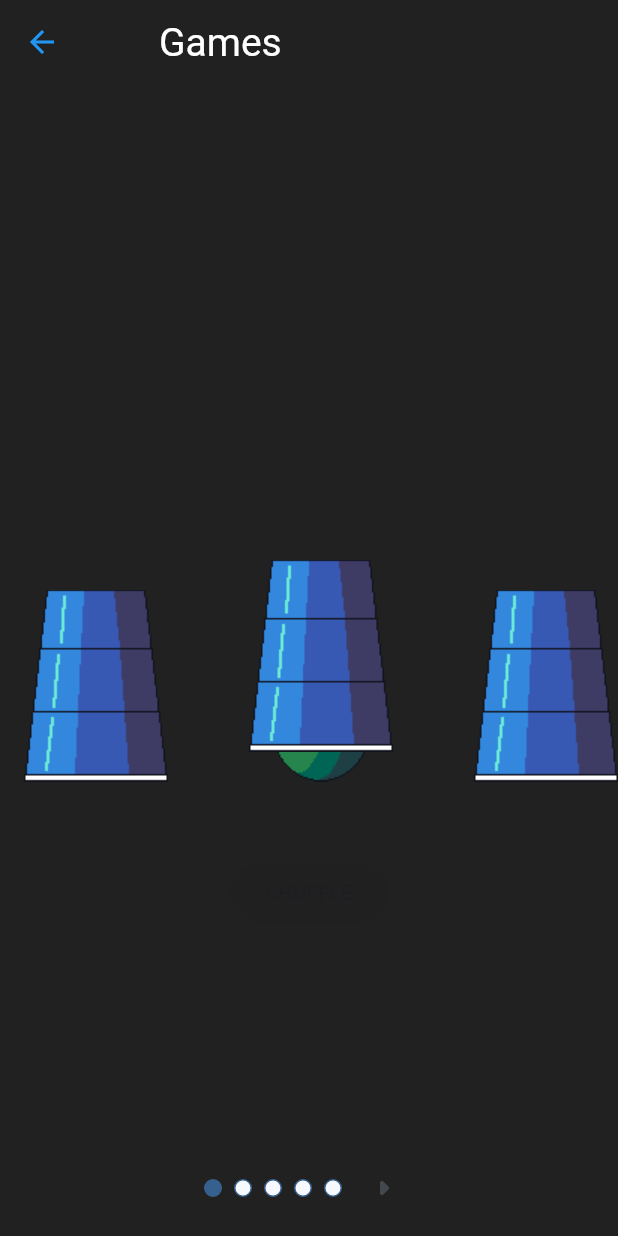
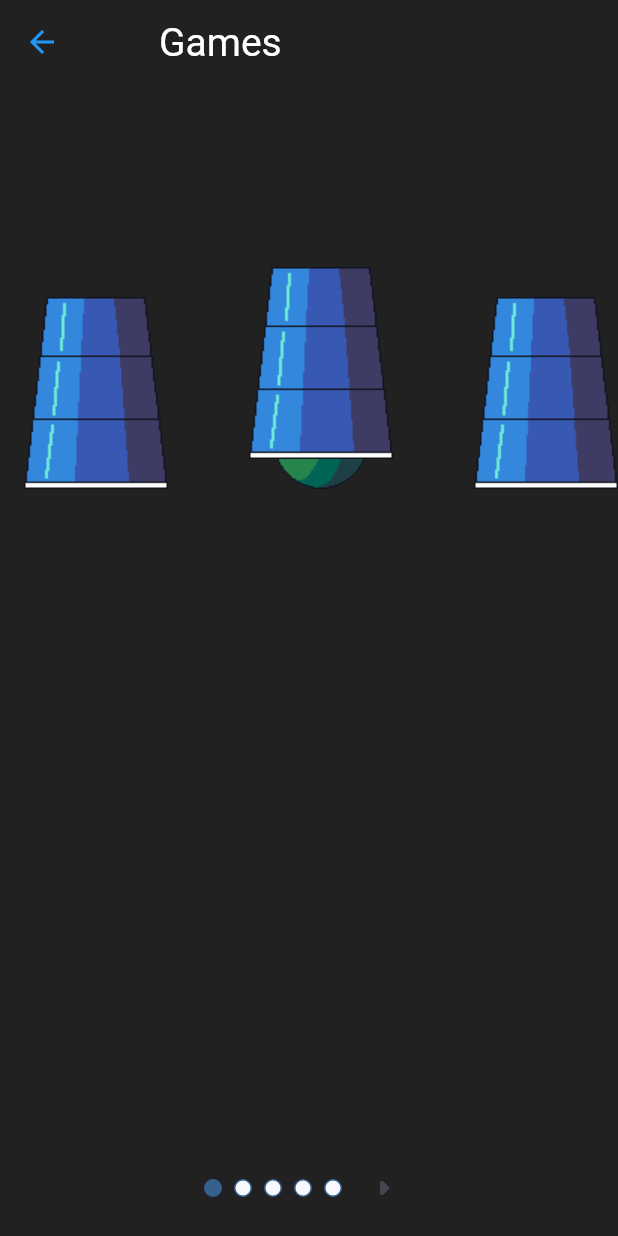
Before and after one commit to Kheemwel/aa-tv-app, a Flutter app: the GamesPage screen opened directly, after a tap on "SHUFFLE", on a phone screen of 412 x 824 dp. Run offline on Flutter 3.47's test engine with Material 3 defaults, Android fonts, the phone set to English and light mode, and no system bars; our stand-ins replace carousel_slider, chewie, flip_card, flutter_fortune_wheel, sqflite, video_player; accounts and stored records are empty; network calls fail.

Commit message:
feat(ui): minor adjustments to the ui of the games

```diff
--- a/lib/games/color_game/color_game.dart
+++ b/lib/games/color_game/color_game.dart
@@ -36,8 +36,8 @@ class _ColorGameState extends State<ColorGame> {
               height: 100,
               alignment: Alignment.center,
               child: Text(colors[selectedIndex] == colorCube.selectedColor
-                  ? 'Win'
-                  : 'Loose'),
+                  ? 'You Win'
+                  : 'You Lose'),
             ),
           ),
         );
@@ -48,11 +48,18 @@ class _ColorGameState extends State<ColorGame> {
   @override
   Widget build(BuildContext context) {
     return Column(
-      mainAxisAlignment: MainAxisAlignment.spaceEvenly,
+      mainAxisAlignment: MainAxisAlignment.start,
       crossAxisAlignment: CrossAxisAlignment.center,
       children: [
+        const SizedBox(
+          height: 25,
+        ),
         colorCube,
-        SizedBox(
+        const SizedBox(
+          height: 25,
+        ),
+        Expanded(
+          child: SizedBox(
               height: 340,
             width: 500,
             child: GridView.count(
@@ -64,10 +71,17 @@ class _ColorGameState extends State<ColorGame> {
                   colors.length, (index) => _colorSelector(colors[index], index)),
             ),
           ),
+        ),
+        const SizedBox(
+          height: 25,
+        ),
         Visibility(
             visible: selectedIndex >= 0,
             child: ElevatedButton(
                 onPressed: () => colorCube.start(), child: const Text('ROLL'))),
+        const SizedBox(
+          height: 25,
+        ),
       ],
     );
   }
--- a/lib/games/memory_card_game/memory_card_game.dart
+++ b/lib/games/memory_card_game/memory_card_game.dart
@@ -44,7 +44,7 @@ class _MemoryCardGameState extends State<MemoryCardGame> {
       children: [
         Row(
           crossAxisAlignment: CrossAxisAlignment.center,
-          mainAxisAlignment: MainAxisAlignment.spaceEvenly,
+          mainAxisAlignment: MainAxisAlignment.center,
           children: [
             Column(
               children: [
@@ -52,6 +52,7 @@ class _MemoryCardGameState extends State<MemoryCardGame> {
                 Text('$time'),
               ],
             ),
+            const SizedBox(width: 100,),
             Column(
               children: [
                 const Text('Items Matched:'),
@@ -61,13 +62,17 @@ class _MemoryCardGameState extends State<MemoryCardGame> {
           ],
         ),
         const SizedBox(
-          height: 50,
+          height: 25,
         ),
-        SizedBox(
+        Expanded(
+          child: SizedBox(
             height: 350,
             child: GridView.builder(
               gridDelegate: const SliverGridDelegateWithFixedCrossAxisCount(
-                crossAxisCount: 8, mainAxisExtent: 96, crossAxisSpacing: 20, mainAxisSpacing: 20),
+                  crossAxisCount: 8,
+                  mainAxisExtent: 96,
+                  crossAxisSpacing: 20,
+                  mainAxisSpacing: 20),
               itemCount: cards.length,
               itemBuilder: (context, index) => GestureDetector(
                   onTap: () => selectedCards.length == 2 ||
@@ -78,8 +83,9 @@ class _MemoryCardGameState extends State<MemoryCardGame> {
                   child: cards[index]),
             ),
           ),
+        ),
         const SizedBox(
-          height: 50,
+          height: 25,
         ),
         ElevatedButton(
             onPressed: () async {
@@ -99,7 +105,10 @@ class _MemoryCardGameState extends State<MemoryCardGame> {
                 ),
               );
             },
-            child: const Text('RESTART'))
+            child: const Text('RESTART')),
+        const SizedBox(
+          height: 25,
+        ),
       ],
     );
   }
--- a/lib/games/number_padlock/number_padlock.dart
+++ b/lib/games/number_padlock/number_padlock.dart
@@ -21,14 +21,21 @@ class _NumberPadlockState extends State<NumberPadlock> {
   @override
   Widget build(BuildContext context) {
     return Column(
-      mainAxisAlignment: MainAxisAlignment.center,
+      mainAxisAlignment: MainAxisAlignment.start,
+      crossAxisAlignment: CrossAxisAlignment.center,
       children: [
+        const SizedBox(
+          height: 10,
+        ),
         Text(
           'Password: $input',
           style: const TextStyle(fontSize: 24),
         ),
-        const SizedBox(height: 10,),
+        const SizedBox(
+          height: 10,
+        ),
         Row(
+          crossAxisAlignment: CrossAxisAlignment.center,
           mainAxisAlignment: MainAxisAlignment.center,
           children: [
             _buildLocks(0),
@@ -96,7 +103,8 @@ class _NumberPadlockState extends State<NumberPadlock> {
         mainAxisAlignment: MainAxisAlignment.center,
         children: [
           IconButton(
-              iconSize: 64,
+              iconSize: 48,
+              color: Colors.white,
               onPressed: controller.nextPage,
               icon: const Icon(Icons.arrow_drop_up)),
           const SizedBox(height: 20),
@@ -105,7 +113,7 @@ class _NumberPadlockState extends State<NumberPadlock> {
             options: CarouselOptions(
               enlargeCenterPage: true,
               viewportFraction: 0.3,
-              height: 200,
+              height: 150,
               scrollDirection: Axis.vertical,
               onPageChanged: (page, reason) {
                 setState(() {
@@ -121,7 +129,8 @@ class _NumberPadlockState extends State<NumberPadlock> {
                 .toList(),
           ),
           IconButton(
-              iconSize: 64,
+              iconSize: 48,
+              color: Colors.white,
               onPressed: controller.previousPage,
               icon: const Icon(Icons.arrow_drop_down)),
         ],
--- a/lib/games/shuffle_cups/shuffle_cups.dart
+++ b/lib/games/shuffle_cups/shuffle_cups.dart
@@ -18,19 +18,13 @@ class _ShuffleCupsState extends State<ShuffleCups> {
 
   @override
   Widget build(BuildContext context) {
-    return Center(
-      child: Column(
-        mainAxisAlignment: MainAxisAlignment.center,
+    return Column(
+      mainAxisAlignment: MainAxisAlignment.start,
       crossAxisAlignment: CrossAxisAlignment.center,
       children: [
-          Visibility(
-              visible: doneShuffling && selectedCup >= 0,
-              child: Text(
-                selectedCup == ballIndex ? 'You Win' : 'Loser',
-                style:
-                    const TextStyle(fontSize: 24, fontWeight: FontWeight.bold),
-              )),
-          const SizedBox(height: 50,),
+        const SizedBox(
+          height: 10,
+        ),
         SizedBox(
           width: 450,
           height: 260,
@@ -42,11 +36,12 @@ class _ShuffleCupsState extends State<ShuffleCups> {
                     selectedCup == index, index == ballIndex)),
           ),
         ),
+        const SizedBox(height: 25),
         Visibility(
           visible: doneShuffling && selectedCup < 0,
           child: SizedBox(
             width: 450,
-              height: 100,
+            height: 64,
             child: Stack(
               alignment: AlignmentDirectional.center,
               children: [
@@ -84,14 +79,14 @@ class _ShuffleCupsState extends State<ShuffleCups> {
             ),
           ),
         ),
-          const SizedBox(height: 50,),
-          ElevatedButton(
-            onPressed: isShuffling ? null : _shuffle,
+        Visibility(
+          visible: !isShuffling && !(doneShuffling && selectedCup < 0),
+          child: ElevatedButton(
+            onPressed: _shuffle,
             child: const Text('SHUFFLE'),
           ),
-          const SizedBox(height: 50,),
+        ),
       ],
-      ),
     );
   }
 
@@ -100,6 +95,21 @@ class _ShuffleCupsState extends State<ShuffleCups> {
       showBall = true;
       selectedCup = positions.indexOf(position);
     });
+
+    showDialog(
+        context: context,
+        builder: (context) => Dialog(
+              child: Container(
+                width: 100,
+                height: 100,
+                alignment: Alignment.center,
+                child: Text(
+                  selectedCup == ballIndex ? 'You Win' : 'You Lose',
+                  style: const TextStyle(
+                      fontSize: 24, fontWeight: FontWeight.bold),
+                ),
+              ),
+            ));
   }
 
   void _shuffle() async {
```
Also changed, not shown: lib/games/slot_machine/slot_machine.dart (+36 -2 lines). Lines whose indentation alone changed are shown as unchanged.
